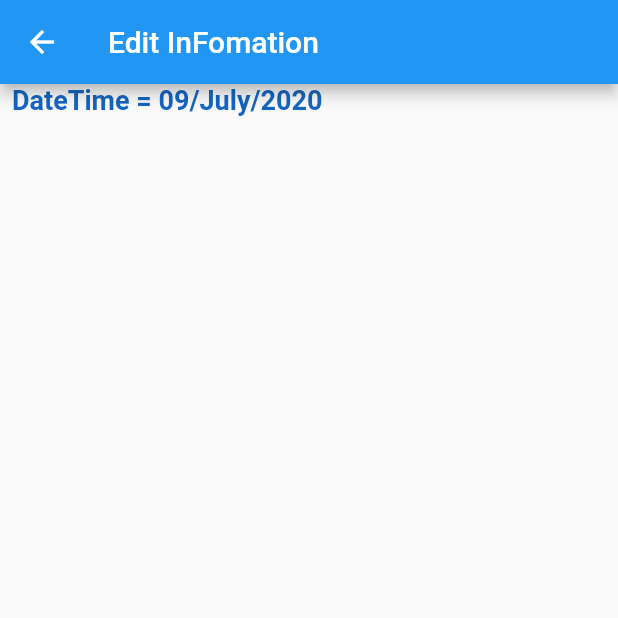
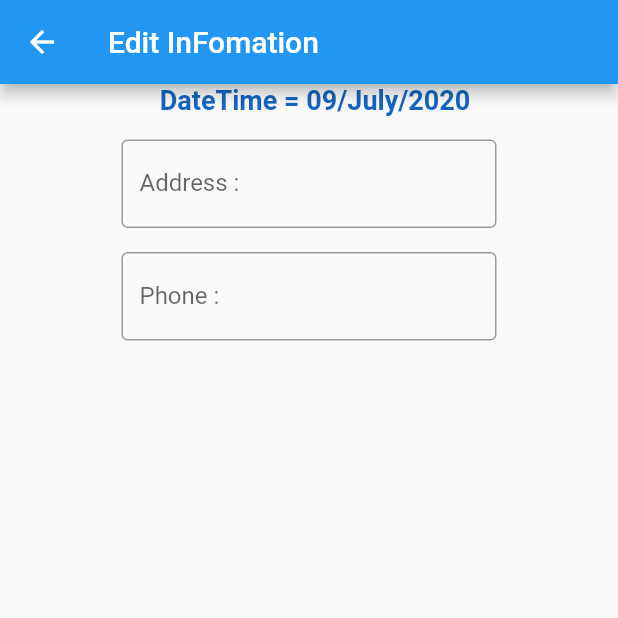
Before and after one commit to masterUNG/UngRciV2, a Flutter app: the EditInfoShop screen opened directly, on a phone screen of 412 x 824 dp, the top half of it. Run offline on Flutter 3.47's test engine with Material 2 defaults, Android fonts, the phone set to English and light mode, and no system bars; our stand-ins replace dio, shared_preferences; accounts and stored records are empty; statements that could not run were skipped.

Commit message:
update 9.20

```diff
--- a/lib/page/edit_info_shop.dart
+++ b/lib/page/edit_info_shop.dart
@@ -42,9 +42,35 @@ class _EditInfoShopState extends State<EditInfoShop> {
       appBar: AppBar(
         title: Text('Edit InFomation'),
       ),
-      body: Column(
-        children: <Widget>[MyStyle().showTextH2('DateTime = $dateTimeString')],
+      body: Center(
+        child: Column(
+          children: <Widget>[
+            showDate(),
+            addressForm(),
+            phoneForm(),
+          ],
+        ),
       ),
     );
   }
+
+  Widget addressForm() => Container(
+        margin: EdgeInsets.only(top: 16),
+        width: 250,
+        child: TextFormField(
+          initialValue: address,
+          decoration: MyStyle().myInputDecoration('Address :'),
+        ),
+      );
+
+  Widget phoneForm() => Container(
+        margin: EdgeInsets.only(top: 16),
+        width: 250,
+        child: TextFormField(
+          initialValue: phone,
+          decoration: MyStyle().myInputDecoration('Phone :'),
+        ),
+      );
+
+  Widget showDate() => MyStyle().showTextH2('DateTime = $dateTimeString');
 }
--- a/lib/utility/my_constant.dart
+++ b/lib/utility/my_constant.dart
@@ -1,6 +1,6 @@
 class MyConstant {
 
-  String domain = 'https://7c16a5e7676e.ngrok.io';
+  String domain = 'https://e8e82fd50239.ngrok.io';
 
 
   MyConstant();
```
